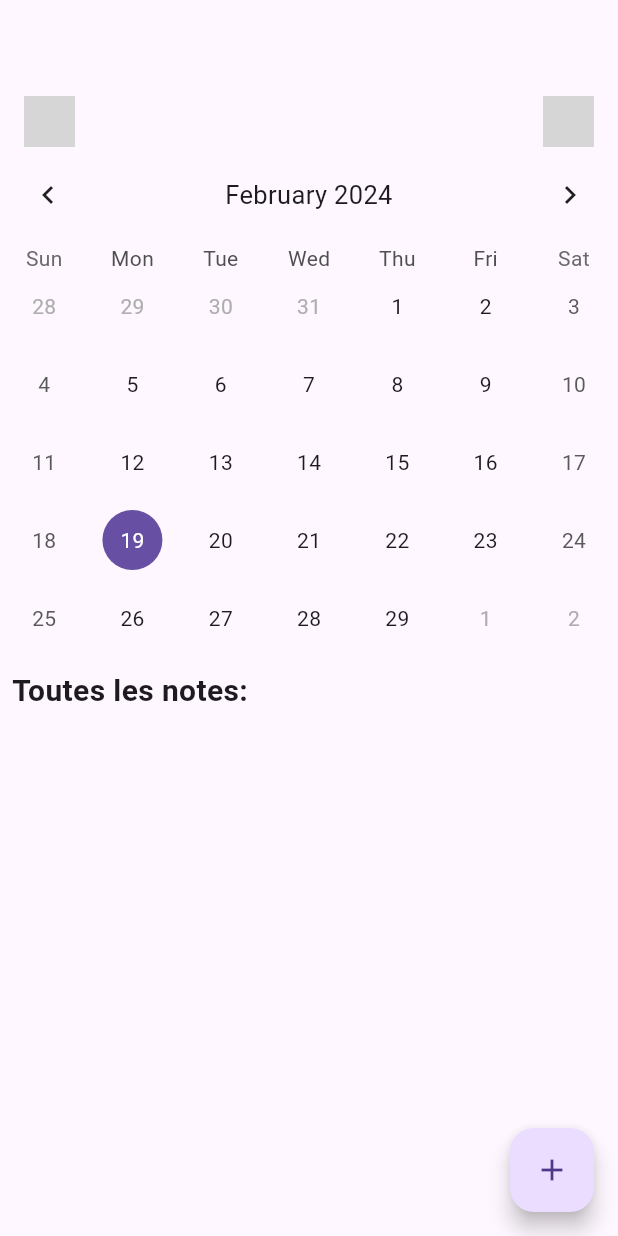
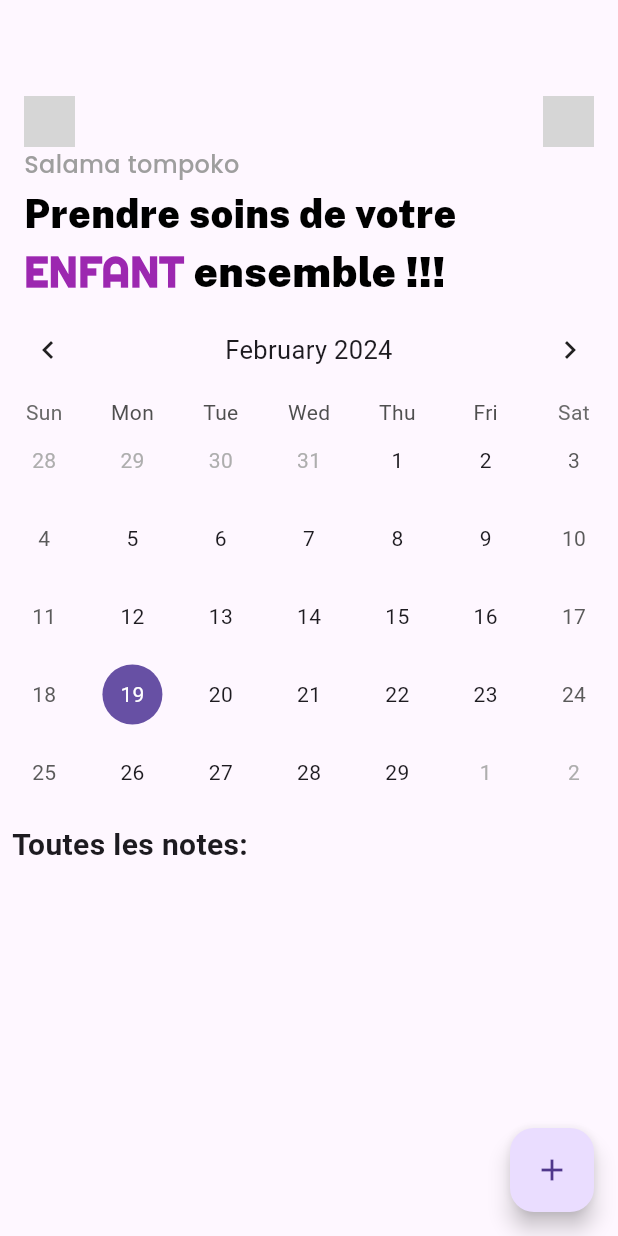
Before and after one commit to Rantsa-B613/BabyPlan, a Flutter app: the screen it shows after launch, on a phone screen of 412 x 824 dp. Run offline on Flutter 3.47's test engine with Material 3 defaults, Android fonts, the phone set to English and light mode, and no system bars; drawn by our look-alikes of table_calendar; our stand-ins replace flutter_svg, google_fonts; grey boxes are pictures that could not be loaded.

Commit message:
text add above calendar

```diff
--- a/lib/components/calendar_map.dart
+++ b/lib/components/calendar_map.dart
@@ -2,6 +2,7 @@ import 'package:flutter/material.dart';
 import 'package:table_calendar/table_calendar.dart';
 import 'notes.dart'; // Importez le fichier des notes
 import 'package:flutter_svg/flutter_svg.dart';
+import 'package:google_fonts/google_fonts.dart';
 
 class CalendarScreen extends StatefulWidget {
   @override
@@ -64,9 +65,62 @@ class _CalendarScreenState extends State<CalendarScreen> {
                         ),
                       ],
                     ),
+                    Column(
+                      crossAxisAlignment: CrossAxisAlignment.stretch,
+                      children: [
+                        Container(
+                          child: Text(
+                            "Salama tompoko ",
+                            style: GoogleFonts.poppins(
+                              fontSize: 16.0,
+                              color: Colors.grey,
+                              fontWeight: FontWeight.w500,
+                            ),
+                          ),
+                        ),
+                      ],
+                    ),
+                    const SizedBox(
+                      height: 3.0,
+                    ),
+                    Container(
+                      child: Row(
+                        children: [
+                          Expanded(
+                            child: Wrap(
+                              children: [
+                                Text(
+                                  "Prendre soins de votre ",
+                                  style: GoogleFonts.publicSans(
+                                    fontSize: 26.0,
+                                    color: Colors.black,
+                                    fontWeight: FontWeight.w900,
+                                  ),
+                                ),
+                                Text(
+                                  "ENFANT",
+                                  style: GoogleFonts.righteous(
+                                    fontSize: 28.0,
+                                    color: Colors.purple,
+                                    fontWeight: FontWeight.w900,
+                                  ),
+                                ),
+                                Text(
+                                  " ensemble !!! ",
+                                  style: GoogleFonts.publicSans(
+                                    fontSize: 28.0,
+                                    color: Colors.black,
+                                    fontWeight: FontWeight.w900,
+                                  ),
+                                )
+                              ],
+                            ),
+                          ),
+                        ],
+                      ),
+                    ),
                   ],
                 )),
-
             // ~~~~~~~~ Calendrier ~~~~~~~~~//
             TableCalendar(
               calendarFormat: _calendarFormat,
--- a/pubspec.yaml
+++ b/pubspec.yaml
@@ -38,6 +38,7 @@ dependencies:
   table_calendar: ^3.1.0
   intl: ^0.19.0
   flutter_svg: ^2.0.9
+  google_fonts: ^6.1.0
 
 dev_dependencies:
   flutter_test:
```
Also changed, not shown: pubspec.lock.
